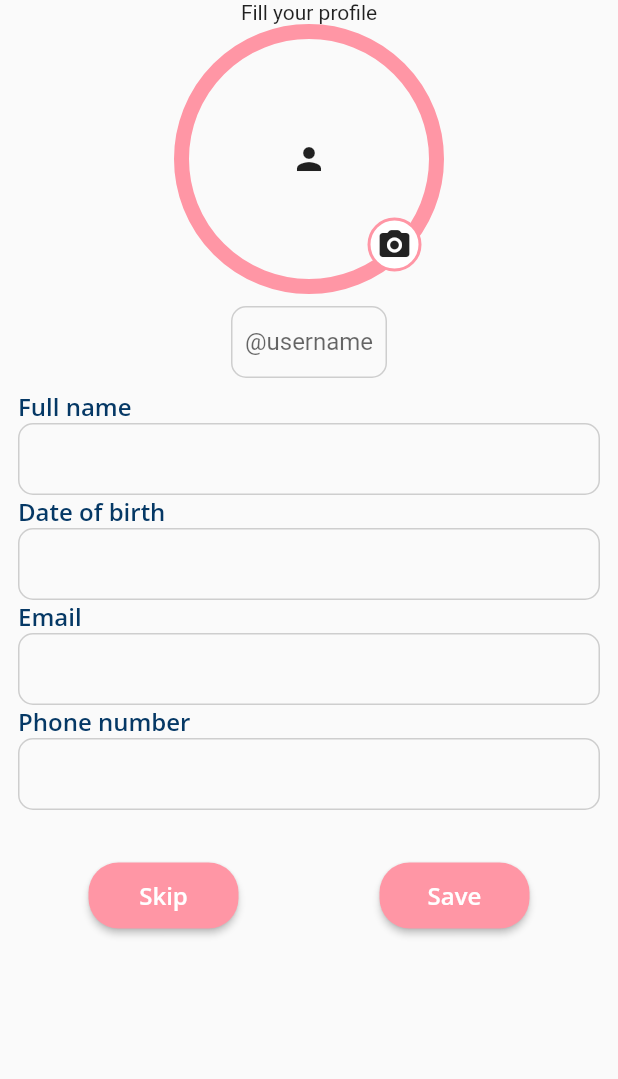
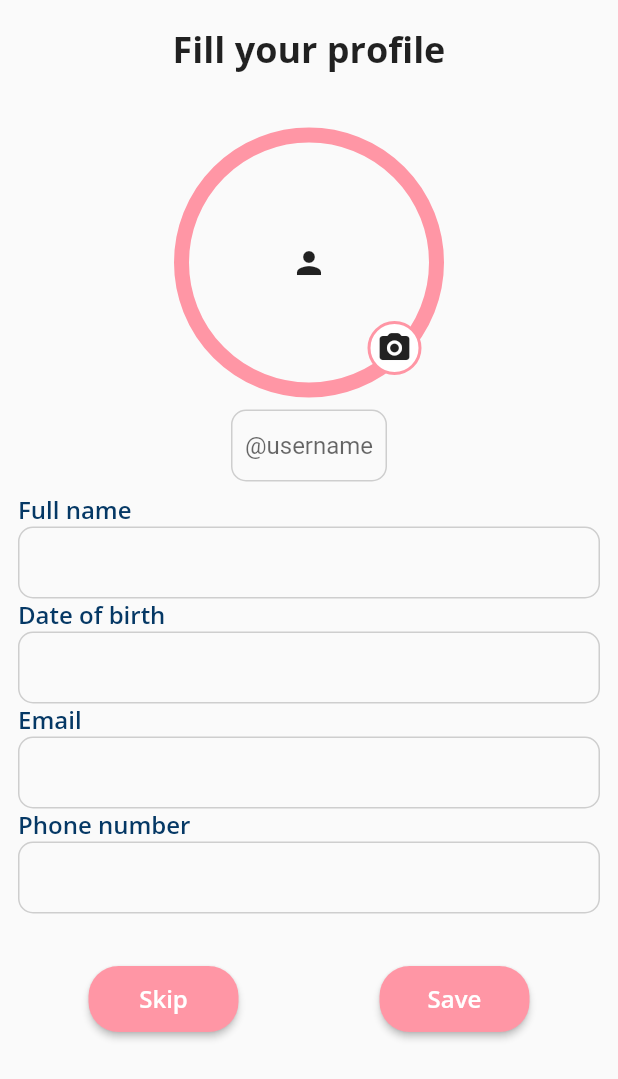
Before and after one commit to VuNA2k2/To-Do-List, a Flutter app: the FillProfileScreen screen opened by its route, on a phone screen of 412 x 824 dp. Shown: the top 1079 px of the screen. Run offline on Flutter 3.47's test engine with Material 2 defaults, Android fonts, the phone set to English and light mode, and no system bars; our stand-ins replace auto_route, bloc, flutter_bloc, shared_preferences; accounts and stored records are empty.

Commit message:
[EDIT] edit title

```diff
--- a/lib/views/fill_profile/fill_profile_screen.dart
+++ b/lib/views/fill_profile/fill_profile_screen.dart
@@ -25,12 +25,16 @@ class FillProfileScreen extends StatelessWidget {
       child: SafeArea(
         child: ListView(
           children: [
-            Text(
-              L.current.fillProfileLabel,
-              textAlign: TextAlign.center,
+            Padding(
+              padding: const EdgeInsets.symmetric(vertical: 16.0),
+              child: Text(
+                L.current.fillProfileLabel,
+                textAlign: TextAlign.center,
+                style: TextStyleUtils.textStyleOpenSans24W700,
+              ),
             ),
             Padding(
-              padding: const EdgeInsets.symmetric(horizontal: 12.0),
+              padding: const EdgeInsets.symmetric(horizontal: 12.0, vertical: 20),
               child: Expanded(
                 child: _formProfile(context),
               ),
```
